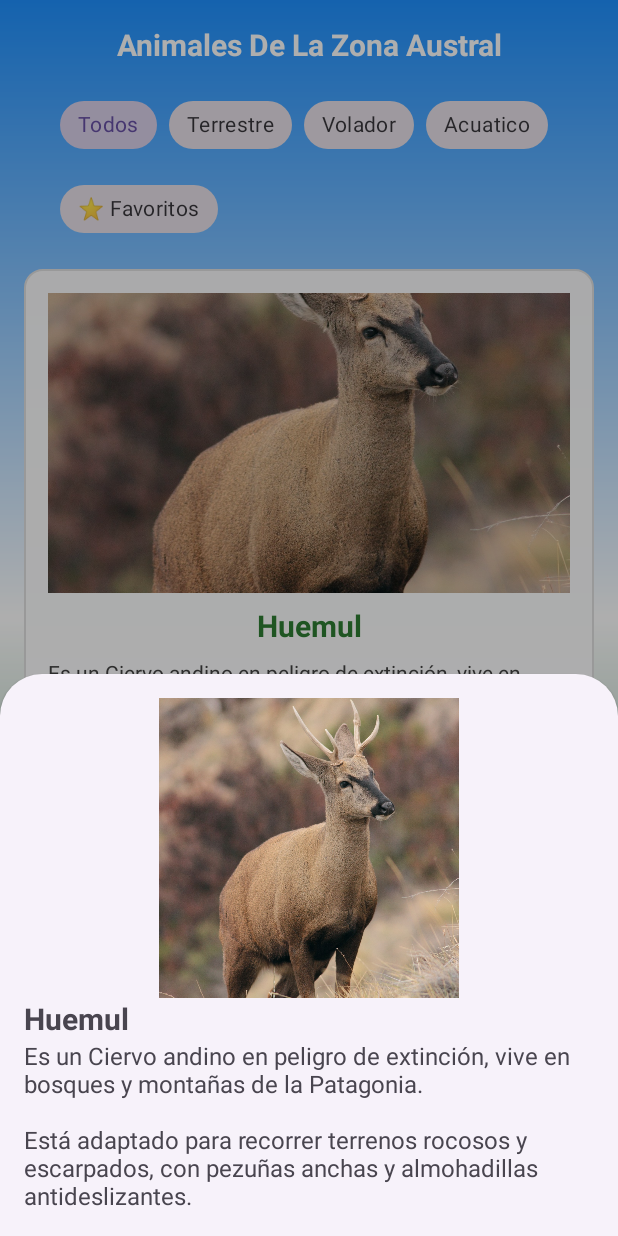
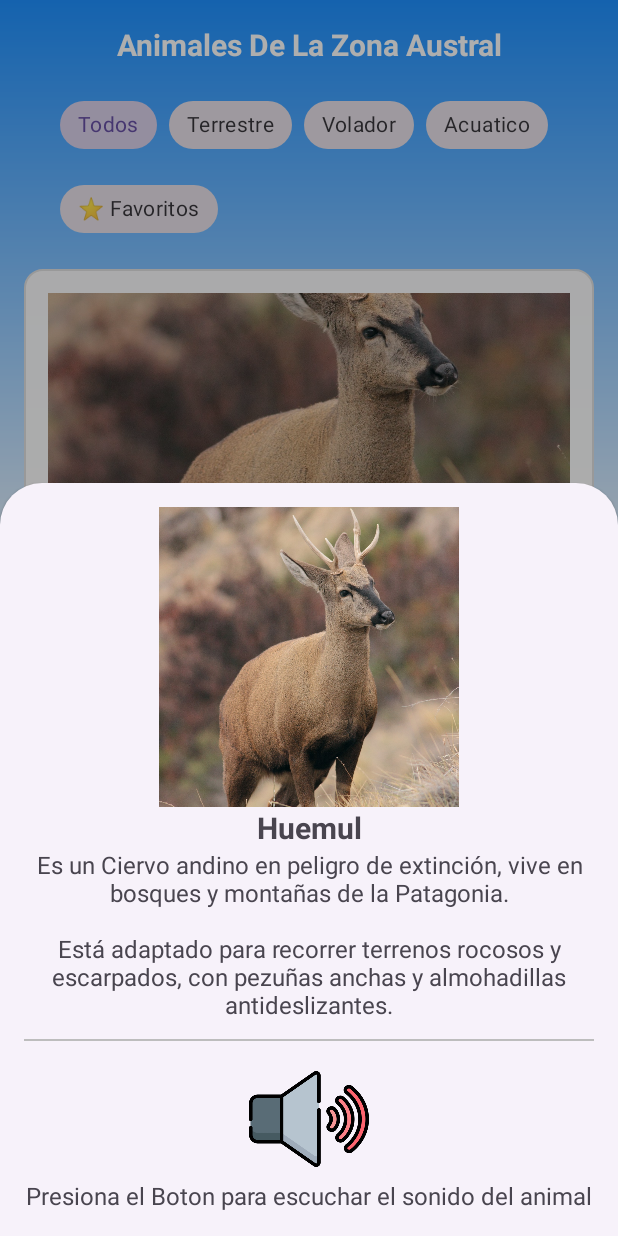
Before and after one commit to DylanEspinoza98/Bestias_Endemicas, an Android app: the Activity_Austral screen opened directly, with no data from a screen before it, after a tap on "VER MÁS", on a phone screen of 412 x 824 dp. Run offline under Robolectric (Android 15) with nearby library versions, the phone set to English and light mode, and no system bars; pictures from the network do not load.

Commit message:
Add Sonidos
Se implemento Sonidos para algunos animales

```diff
--- a/app/src/main/java/com/example/bestiasendemicas/Activity_Austral.java
+++ b/app/src/main/java/com/example/bestiasendemicas/Activity_Austral.java
@@ -167,61 +167,42 @@ public class Activity_Austral extends AppCompatActivity implements AnimalAdapter
     }
 
     private void setupVerMasButtons(){
-        btnVerMasHuemul.setOnClickListener(new View.OnClickListener() {
-            @Override
-            public void onClick(View v) {
-                showAnimalDetail(
+        btnVerMasHuemul.setOnClickListener(v -> showAnimalDetail(
                 "Huemul",
                 getString(R.string.inf_Huemul) +"\n\n"+ getString(R.string.inf_HuemulMas),
-                        R.drawable.huemul
-                );
-            }
-        });
+                R.drawable.huemul,
+                R.raw.sonido_huemul  // Reemplaza con el ID de tu recurso de sonido
+        ));
 
-        btnVerMasDelfinChileno.setOnClickListener(new View.OnClickListener() {
-            @Override
-            public void onClick(View v) {
-                showAnimalDetail(
+        btnVerMasDelfinChileno.setOnClickListener(v -> showAnimalDetail(
                 "Delfín Chileno",
                 getString(R.string.inf_DelfinChileno) +"\n\n"+ getString(R.string.inf_DelfinChilenoMas),
-                        R.drawable.delfin_chileno
-                );
-            }
-        });
+                R.drawable.delfin_chileno,
+                R.raw.sonido_delfin
+        ));
 
-        btnVerMasZorroCulpeo.setOnClickListener(new View.OnClickListener() {
-            @Override
-            public void onClick(View v) {
-                showAnimalDetail(
+        btnVerMasZorroCulpeo.setOnClickListener(v -> showAnimalDetail(
                 "Zorro Culpeo",
                 getString(R.string.inf_ZorroCulpeo) +"\n\n"+ getString(R.string.inf_ZorroCulpeoMas),
-                        R.drawable.zorro_culpeo
-                );
-            }
-        });
+                R.drawable.zorro_culpeo,
+                0
+        ));
 
-        btnVerMasCaranchoCordillerano.setOnClickListener(new View.OnClickListener() {
-            @Override
-            public void onClick(View v) {
-                showAnimalDetail(
+        btnVerMasCaranchoCordillerano.setOnClickListener(v -> showAnimalDetail(
                 "Carancho Cordillerano",
                 getString(R.string.inf_CaranchoCordillerano) +"\n\n"+ getString(R.string.inf_CaranchoCordilleranoMas),
-                        R.drawable.carancho_cordillerano
-                );
-            }
-        });
+                R.drawable.carancho_cordillerano,
+                0
+        ));
 
-        btnVerMasCondorAndino.setOnClickListener(new View.OnClickListener() {
-            @Override
-            public void onClick(View v) {
-                showAnimalDetail(
+        btnVerMasCondorAndino.setOnClickListener(v -> showAnimalDetail(
                 "Cóndor Andino",
                 getString(R.string.inf_CondorAndino) +"\n\n"+ getString(R.string.inf_CondorAndinoMas),
-                        R.drawable.condor_andino
-                );
+                R.drawable.condor_andino,
+                0
+        ));
     }
-        });
-    }
+
 
     private void aplicarFiltro(String tipoFiltro) {
         filtroActual = tipoFiltro;
@@ -334,14 +315,17 @@ public class Activity_Austral extends AppCompatActivity implements AnimalAdapter
         Log.d("Activity_Austral", "Ver detalles de: " + animal.getNombre());
         Log.d("Activity_Austral", "Ruta imagen: " + animal.getRutaImagen());
 
-        //Crear un BottomSheet personalizado que cargue la imagen desde URI
+        // Crear un BottomSheet personalizado que cargue la imagen y el sonido
         AnimalBottomSheetFragment bottomSheet = AnimalBottomSheetFragment.newInstance(
                 animal.getNombre(),
                 animal.getDescripcion(),
-                animal.getRutaImagen() // Pasa la ruta de la imagen
+                animal.getRutaImagen(),      // URI de la imagen
+                animal.getSoundResId()       // ID del recurso de sonido (0 si no tiene)
         );
+
         bottomSheet.show(getSupportFragmentManager(), "AnimalBottomSheet");
     }
+
 
     private void eliminarAnimal(Animal animal) {
         int resultado = animalCrud.eliminarAnimal(animal.getId());
@@ -362,10 +346,16 @@ public class Activity_Austral extends AppCompatActivity implements AnimalAdapter
         }
     }
 
-    private void showAnimalDetail(String animalName, String description, int imageResourceId) {
-        AnimalBottomSheetFragment bottomSheet = AnimalBottomSheetFragment.newInstance(animalName, description, imageResourceId);
+    private void showAnimalDetail(String animalName, String description, int imageResourceId, int soundResId) {
+        AnimalBottomSheetFragment bottomSheet = AnimalBottomSheetFragment.newInstance(
+                animalName,
+                description,
+                imageResourceId,  // Imagen
+                soundResId        // Sonido (0 si no hay)
+        );
         bottomSheet.show(getSupportFragmentManager(), "AnimalBottomSheet");
     }
+
 
     @Override
     protected void onDestroy() {
--- a/app/src/main/java/com/example/bestiasendemicas/AnimalBottomSheetFragment.java
+++ b/app/src/main/java/com/example/bestiasendemicas/AnimalBottomSheetFragment.java
@@ -1,41 +1,50 @@
 package com.example.bestiasendemicas;
+
+import android.media.AudioAttributes;
+import android.media.SoundPool;
 import android.os.Bundle;
+import android.util.Log;
 import android.view.LayoutInflater;
 import android.view.View;
 import android.view.ViewGroup;
-import android.util.Log;
-import com.bumptech.glide.Glide;
+import android.widget.ImageButton;
 import android.widget.ImageView;
 import android.widget.TextView;
 
 
-
-
+import com.bumptech.glide.Glide;
 import com.google.android.material.bottomsheet.BottomSheetDialogFragment;
 
 public class AnimalBottomSheetFragment extends BottomSheetDialogFragment {
 
+    private SoundPool soundPool;
+    private int soundId = -1; // ID del sonido cargado
+    private ImageButton btnSonido;
 
-    //Animales base
-    public static AnimalBottomSheetFragment newInstance(String nombre, String descripcion, int imageResId) {
+    // Constructor para animales con recurso drawable y sonido
+    public static AnimalBottomSheetFragment newInstance(
+            String nombre, String descripcion, int imageResId, int soundResId) {
         AnimalBottomSheetFragment fragment = new AnimalBottomSheetFragment();
         Bundle args = new Bundle();
         args.putString("nombre", nombre);
         args.putString("descripcion", descripcion);
-        args.putInt("imageResId", imageResId); //INT para los recursos drawable
+        args.putInt("imageResId", imageResId);
+        args.putInt("soundResId", soundResId);
         args.putString("imageUri", "");
         fragment.setArguments(args);
         return fragment;
     }
 
-    //Animales para agregar
-    public static AnimalBottomSheetFragment newInstance(String nombre, String descripcion, String imageUri) {
+    // Constructor para animales dinámicos con URI
+    public static AnimalBottomSheetFragment newInstance(
+            String nombre, String descripcion, String imageUri, int soundResId) {
         AnimalBottomSheetFragment fragment = new AnimalBottomSheetFragment();
         Bundle args = new Bundle();
         args.putString("nombre", nombre);
         args.putString("descripcion", descripcion);
         args.putInt("imageResId", 0);
-        args.putString("imageUri", imageUri != null ? imageUri : "");//String para URI
+        args.putString("imageUri", imageUri != null ? imageUri : "");
+        args.putInt("soundResId", soundResId);
         fragment.setArguments(args);
         return fragment;
     }
@@ -47,44 +56,75 @@ public class AnimalBottomSheetFragment extends BottomSheetDialogFragment {
         TextView tvNombre = view.findViewById(R.id.tv_animal_nombre);
         TextView tvDescripcion = view.findViewById(R.id.tv_animal_descripcion);
         ImageView ivAnimal = view.findViewById(R.id.iv_animal_imagen);
+        btnSonido = view.findViewById(R.id.btn_reproducir_sonido);
+
+        // Configurar SoundPool para sonidos cortos
+        AudioAttributes audioAttributes = new AudioAttributes.Builder()
+                .setUsage(AudioAttributes.USAGE_MEDIA)
+                .setContentType(AudioAttributes.CONTENT_TYPE_SONIFICATION)
+                .build();
+
+        soundPool = new SoundPool.Builder()
+                .setMaxStreams(1)
+                .setAudioAttributes(audioAttributes)
+                .build();
 
         if (getArguments() != null) {
             String nombre = getArguments().getString("nombre");
             String descripcion = getArguments().getString("descripcion");
             int imageResId = getArguments().getInt("imageResId", 0);
             String imageUri = getArguments().getString("imageUri", "");
+            int soundResId = getArguments().getInt("soundResId", -1);
 
             tvNombre.setText(nombre);
             tvDescripcion.setText(descripcion);
 
-
-
-            //Carga imagen según el tipo
+            // Cargar imagen según el origen
             if (imageResId != 0) {
-                //Imagen desde recursos (animales hardcodeados)
-                Log.d("BottomSheet", "Cargando imagen desde recurso");
                 ivAnimal.setImageResource(imageResId);
             } else if (!imageUri.isEmpty()) {
-                //Imagen desde URI usando Glide (animales dinámicos)
-                Log.d("BottomSheet", "Cargando imagen con Glide desde URI: " + imageUri);
-                try {
                 Glide.with(this)
                         .load(imageUri)
                         .placeholder(R.drawable.ic_animal_placeholder)
                         .error(R.drawable.ic_animal_placeholder)
-                            .centerCrop()  //Para que se centre
+                        .centerCrop()
                         .into(ivAnimal);
-                } catch (Exception e) {
-                    Log.e("BottomSheet", "Error con Glide: " + e.getMessage());
+            } else {
                 ivAnimal.setImageResource(R.drawable.ic_animal_placeholder);
             }
+
+
+            TextView tvAudio = view.findViewById(R.id.tv_animal_audio);
+            // Cargar sonido si existe y mostrar/ocultar botón y texto
+            if (soundResId > 0) {
+                soundId = soundPool.load(getContext(), soundResId, 1);
+                btnSonido.setVisibility(View.VISIBLE);
+                tvAudio.setText(getString(R.string.Txt_ReproducirAudio)); // “Reproducir sonido”
             } else {
-                //No hay imagen se usa el placeholder
-                Log.d("BottomSheet", "No hay imagen, usando placeholder");
-                ivAnimal.setImageResource(R.drawable.ic_animal_placeholder);
+                btnSonido.setVisibility(View.GONE);
+                tvAudio.setText(R.string.Txt_NoAudio); // texto alternativo
             }
+
         }
+
+        // Reproducir sonido al presionar
+        btnSonido.setOnClickListener(v -> {
+            if (soundId > 0) {
+                soundPool.play(soundId, 1, 1, 0, 0, 1);
+            } else {
+                Log.w("BottomSheet", "No hay sonido para este animal");
+            }
+        });
 
         return view;
     }
+
+    @Override
+    public void onDestroyView() {
+        super.onDestroyView();
+        if (soundPool != null) {
+            soundPool.release();
+            soundPool = null;
         }
+    }
+}
--- /dev/null
+++ b/app/src/main/res/drawable/fondo_redondeado.xml
@@ -0,0 +1,6 @@
+<?xml version="1.0" encoding="utf-8"?>
+<shape xmlns:android="http://schemas.android.com/apk/res/android"
+    android:shape="rectangle">
+    <corners android:radius="20dp" />
+    <solid android:color="@android:color/white" />
+</shape>
--- a/app/src/main/res/layout/fragment_animal_bottom_sheet.xml
+++ b/app/src/main/res/layout/fragment_animal_bottom_sheet.xml
@@ -5,6 +5,8 @@
     android:orientation="vertical"
     android:padding="16dp">
 
+
+    <!-- Muestra informacion mas a detalle del Animal-->
     <!-- DEBE tener este ID exacto -->
     <ImageView
         android:id="@+id/iv_animal_imagen"
@@ -19,6 +21,7 @@
         android:layout_width="match_parent"
         android:layout_height="wrap_content"
         android:textSize="20sp"
+        android:gravity="center"
         android:textStyle="bold" />
 
     <!-- DEBE tener este ID exacto -->
@@ -26,6 +29,34 @@
         android:id="@+id/tv_animal_descripcion"
         android:layout_width="match_parent"
         android:layout_height="wrap_content"
+        android:gravity="center"
         android:textSize="16sp" />
 
+    <!-- Separador -->
+    <View
+        android:layout_width="match_parent"
+        android:layout_height="1dp"
+        android:layout_marginVertical="12dp"
+        android:background="#BDBDBD" />
+
+    <!-- bton para reproducir audio del animal especifico -->
+    <ImageButton
+        android:id="@+id/btn_reproducir_sonido"
+        android:layout_width="80dp"
+        android:layout_height="80dp"
+        android:layout_gravity="center"
+        android:adjustViewBounds="true"
+        android:background="?attr/selectableItemBackgroundBorderless"
+        android:scaleType="fitXY"
+        android:src="@drawable/altavoz" />
+
+    <TextView
+        android:id="@+id/tv_animal_audio"
+        android:layout_width="match_parent"
+        android:layout_height="wrap_content"
+        android:gravity="center"
+        android:text="@string/Txt_ReproducirAudio"
+        android:textSize="16sp" />
+
+
 </LinearLayout>
--- a/app/src/main/res/values/strings.xml
+++ b/app/src/main/res/values/strings.xml
@@ -11,6 +11,9 @@
     <string name="austral">Austral</string>
     <string name="ver">Ver más</string>
     <string name="RedesSociales">Visitenos en nuestras Redes Sociales</string>
+
+    <string name="Txt_ReproducirAudio">Presiona el Boton para escuchar el sonido del animal</string>
+    <string name="Txt_NoAudio">No hay sonido disponible para este animal</string>
 
     <!--String para la ventana Norte-->
     <string name="Titulo_Norte">Animales del norte</string>
```
Also changed, not shown: app/src/main/java/com/example/bestiasendemicas/Activity_Centro.java (+23 -34 lines), app/src/main/java/com/example/bestiasendemicas/Activity_Norte.java (+12 -6 lines), app/src/main/java/com/example/bestiasendemicas/Activity_Sur.java (+23 -8 lines), app/src/main/java/com/example/bestiasendemicas/database/AnimalCrud.java (+7 -1 lines), app/src/main/java/com/example/bestiasendemicas/model/Animal.java (+31 -83 lines), app/src/main/res/drawable/altavoz.png (added), 2 other files. Lines whose indentation alone changed are shown as unchanged.
